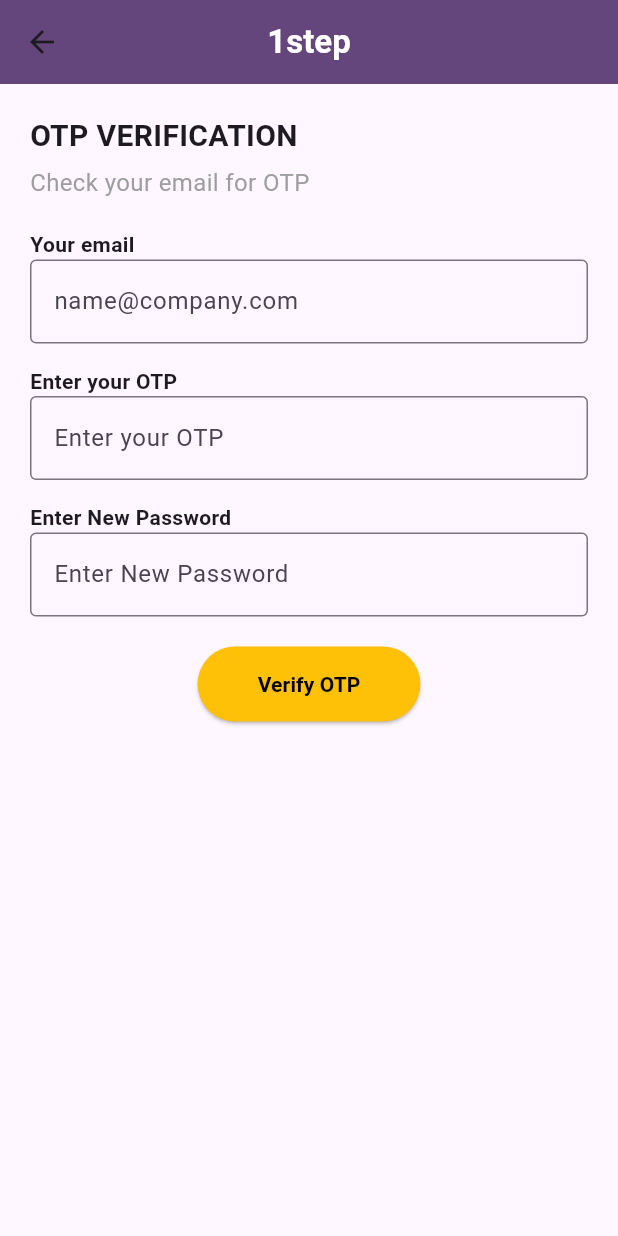
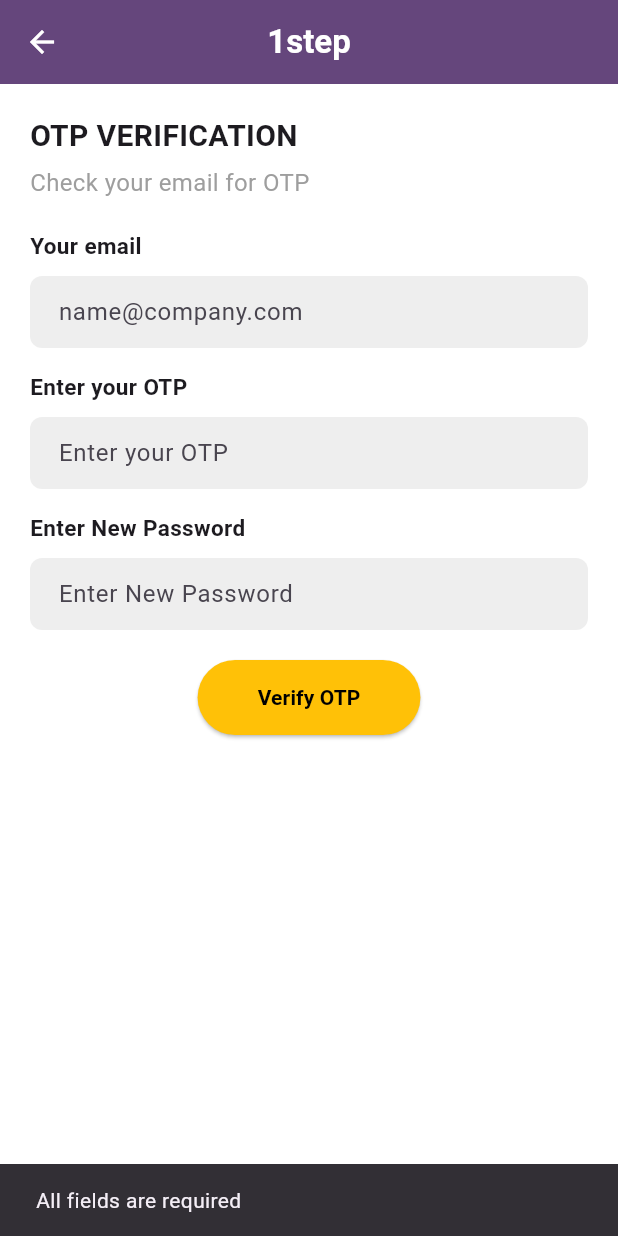
Before and after one commit to Maha-2705/Onestep, a Flutter app: the OtpVerificationScreen screen opened directly, after a tap on "Verify OTP", on a phone screen of 412 x 824 dp. Run offline on Flutter 3.47's test engine with Material 3 defaults, Android fonts, the light colour scheme and no system bars; our stand-ins replace cookie_jar, dio, dio_cookie_manager, firebase_auth, firebase_core, firebase_storage and 6 more; accounts and stored records are empty.

Commit message:
reset password changes

```diff
--- a/lib/Auth/SignInPage.dart
+++ b/lib/Auth/SignInPage.dart
@@ -105,7 +105,7 @@
         var Id = jsonResponse['_id'];
         SharedPreferences prefs = await SharedPreferences.getInstance();
         prefs.setString('ID', Id);
-        prefs.setString('Access_token', accessToken ?? "");
+        prefs.setString('access_token', accessToken ?? "");
 
         var role = jsonResponse['role'];
         if (role != null && role['role'] == 'Parent') {
--- a/lib/Auth/Verifyotp.dart
+++ b/lib/Auth/Verifyotp.dart
@@ -1,10 +1,73 @@
 import 'package:flutter/material.dart';
 import 'package:one_step/AppColors.dart';
+import 'package:http/http.dart' as http;
+import 'dart:convert';
 
-class OtpVerificationScreen extends StatelessWidget {
+class OtpVerificationScreen extends StatefulWidget {
+  @override
+  _OtpVerificationScreenState createState() => _OtpVerificationScreenState();
+}
+
+class _OtpVerificationScreenState extends State<OtpVerificationScreen> {
+  final TextEditingController emailController = TextEditingController();
+  final TextEditingController otpController = TextEditingController();
+  final TextEditingController newPasswordController = TextEditingController();
+
+  Future<void> verifyOtp() async {
+    String email = emailController.text.trim();
+    String otp = otpController.text.trim();
+    String newPassword = newPasswordController.text.trim();
+
+    if (email.isEmpty || otp.isEmpty || newPassword.isEmpty) {
+      ScaffoldMessenger.of(context).showSnackBar(
+        SnackBar(content: Text('All fields are required')),
+      );
+      return;
+    }
+
+    try {
+      var url = Uri.parse(
+          'https://1stepdev.vercel.app/server/auth/verifyOtp'); // Replace with your actual backend URL
+      var body = jsonEncode({
+        "email": email,
+        "userEnteredOtp": otp,
+        "newPassword": newPassword,
+      });
+
+      print("Request URL: $url");
+      print("Request Body: $body");
+
+      var response = await http.post(
+        url,
+        headers: {"Content-Type": "application/json"},
+        body: body,
+      );
+
+      print("Response Status Code: ${response.statusCode}");
+      print("Response Body: ${response.body}");
+
+      if (response.statusCode == 200) {
+        ScaffoldMessenger.of(context).showSnackBar(
+          SnackBar(content: Text('Password updated Successfully')),
+        );
+        // Navigate to the next screen if needed
+      } else {
+        ScaffoldMessenger.of(context).showSnackBar(
+          SnackBar(content: Text('Failed to verify OTP')),
+        );
+      }
+    } catch (e) {
+      print("Error: $e");
+      ScaffoldMessenger.of(context).showSnackBar(
+        SnackBar(content: Text('Error: $e')),
+      );
+    }
+  }
+
   @override
   Widget build(BuildContext context) {
     return Scaffold(
+      backgroundColor: Colors.white,
       appBar: AppBar(
         backgroundColor: AppColors.primaryColor,
         title: Text(
@@ -12,8 +75,14 @@
           style: TextStyle(fontWeight: FontWeight.bold, color: Colors.white),
         ),
         centerTitle: true,
+        leading: IconButton(
+          icon: Icon(Icons.arrow_back, color: Colors.white), // White back arrow
+          onPressed: () => Navigator.pop(context),
         ),
-      body: Padding(
+      ),
+      body: SingleChildScrollView( // Wrap with SingleChildScrollView
+        keyboardDismissBehavior: ScrollViewKeyboardDismissBehavior.onDrag,
+        child: Padding(
           padding: const EdgeInsets.all(20.0),
           child: Column(
             crossAxisAlignment: CrossAxisAlignment.start,
@@ -28,47 +97,71 @@
                 style: TextStyle(fontSize: 16, color: Colors.grey),
               ),
               SizedBox(height: 20),
-            Text('Your email', style: TextStyle(fontWeight: FontWeight.bold)),
-            TextField(
-              decoration: InputDecoration(
-                hintText: 'name@company.com',
-                border: OutlineInputBorder(),
-              ),
-            ),
+              _buildTextField(
+                  'Your email', 'name@company.com', emailController, false),
               SizedBox(height: 15),
-            Text('Enter your OTP', style: TextStyle(fontWeight: FontWeight.bold)),
-            TextField(
-              decoration: InputDecoration(
-                hintText: 'Enter your OTP',
-                border: OutlineInputBorder(),
-              ),
-            ),
+              _buildTextField(
+                  'Enter your OTP', 'Enter your OTP', otpController, false),
               SizedBox(height: 15),
-            Text('Enter New Password', style: TextStyle(fontWeight: FontWeight.bold)),
-            TextField(
-              obscureText: true,
-              decoration: InputDecoration(
-                hintText: 'Enter New Password',
-                border: OutlineInputBorder(),
-              ),
-            ),
+              _buildTextField('Enter New Password', 'Enter New Password',
+                  newPasswordController, true),
               SizedBox(height: 20),
               Center(
                 child: ElevatedButton(
-                onPressed: () {},
+                  onPressed: verifyOtp,
                   style: ElevatedButton.styleFrom(
                     backgroundColor: Colors.amber,
                     padding: EdgeInsets.symmetric(horizontal: 40, vertical: 15),
                   ),
                   child: Text(
                     'Verify OTP',
-                  style: TextStyle(color: Colors.black, fontWeight: FontWeight.bold),
+                    style: TextStyle(
+                        color: Colors.black, fontWeight: FontWeight.bold),
                   ),
                 ),
               ),
             ],
           ),
         ),
+      ),
+    );
+  }
+
+  Widget _buildTextField(String label, String hint,
+      TextEditingController controller, bool isPassword) {
+    return Column(
+      crossAxisAlignment: CrossAxisAlignment.start,
+      children: [
+        Text(
+            label, style: TextStyle(fontWeight: FontWeight.bold, fontSize: 15)),
+        SizedBox(height: 10),
+        TextField(
+          controller: controller,
+          obscureText: isPassword,
+          decoration: InputDecoration(
+            hintText: hint,
+            filled: true,
+            fillColor: Colors.grey[200],
+            // Light grey fill color
+            border: OutlineInputBorder(
+              borderRadius: BorderRadius.circular(8),
+              borderSide: BorderSide.none,
+            ),
+            contentPadding: EdgeInsets.symmetric(horizontal: 15, vertical: 12),
+            enabledBorder: _boxShadow(),
+            focusedBorder: _boxShadow(),
+          ),
+        ),
+      ],
+    );
+  }
+
+  OutlineInputBorder _boxShadow() {
+    return OutlineInputBorder(
+      borderRadius: BorderRadius.circular(8),
+      borderSide: BorderSide.none,
+    ).copyWith(
+      borderSide: BorderSide.none,
     );
   }
 }
--- a/pubspec.yaml
+++ b/pubspec.yaml
@@ -49,6 +49,7 @@
   google_maps_flutter: ^2.1.6
   google_maps_webservice: ^0.0.20-nullsafety.5
   http:
+  firebase_storage: ^11.6.5
   shared_preferences:
   jwt_decoder:
   flutter_slidable:
```
Also changed, not shown: lib/Auth/ResetPassword.dart (+12 -3 lines), lib/ParentScreens/HomePage.dart (+8 -0 lines), lib/ParentScreens/search_page.dart (deleted, +0 -10 lines), lib/ProviderScreens/ProviderDetailsPage.dart (+47 -10 lines), pubspec.lock, 4 other files. Lines whose indentation alone changed are shown as unchanged.
